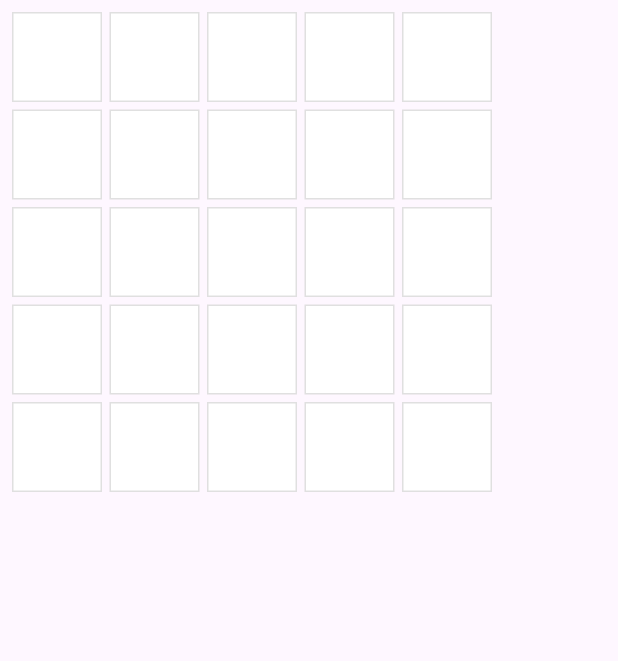
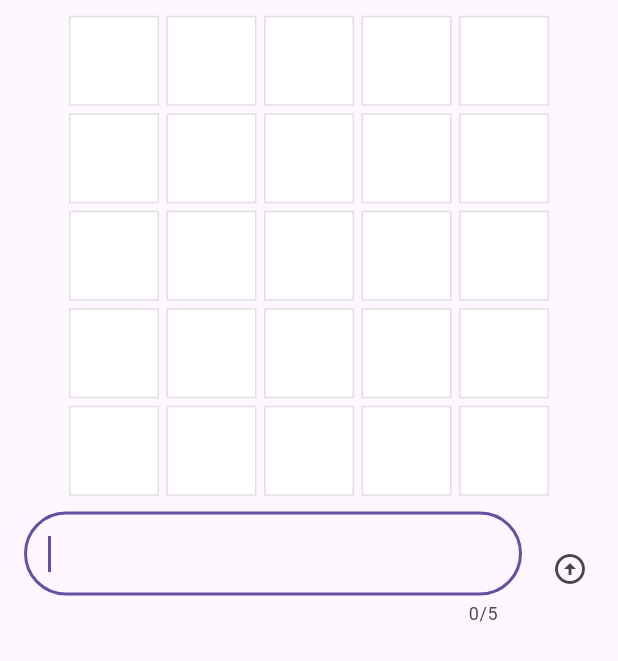
Before and after one commit to gabrielslsz/Birdle, a Flutter app: the screen it shows after launch, on a phone screen of 412 x 824 dp. Shown: the top 661 px of the screen. Run offline on Flutter 3.47's test engine with Material 3 defaults, Android fonts, the phone set to English and light mode, and no system bars.

Commit message:
Implementação dos botões

```diff
--- a/lib/main.dart
+++ b/lib/main.dart
@@ -3,6 +3,60 @@ import 'game.dart';
 
 void main() {
   runApp(const MainApp());
+}
+
+class GuessInput extends StatelessWidget {
+  GuessInput({super.key, required this.onSubmitGuess});
+
+  final void Function(String) onSubmitGuess;
+
+  final TextEditingController _textEditingController = TextEditingController();
+
+  final FocusNode _focusNode = FocusNode();
+
+  void _onSubmit() {
+    final guess = _textEditingController.text.trim();
+
+    if (guess.isEmpty) {
+      return;
+    }
+
+    onSubmitGuess(guess);
+    _textEditingController.clear();
+    _focusNode.requestFocus();
+  }
+
+  @override
+  Widget build(BuildContext context) {
+    return Row(
+      children: [
+        Expanded(
+          child: Padding(
+            padding: const EdgeInsets.all(8.0),
+            child: TextField(
+              maxLength: 5,
+              focusNode: _focusNode,
+              autofocus: true,
+              decoration: const InputDecoration(
+                border: OutlineInputBorder(
+                  borderRadius: BorderRadius.all(Radius.circular(35)),
+                ),
+              ),
+              controller: _textEditingController,
+              onSubmitted: (value) {
+                _onSubmit();
+              },
+            ),
+          ),
+        ),
+        IconButton(
+          padding: EdgeInsets.zero,
+          icon: const Icon(Icons.arrow_circle_up),
+          onPressed: _onSubmit,
+        ),
+      ],
+    );
+  }
 }
 
 class Tile extends StatelessWidget {
@@ -13,12 +67,13 @@ class Tile extends StatelessWidget {
 
   @override
   Widget build(BuildContext context) {
-    return Container(
+    return AnimatedContainer(
+      duration: Duration(milliseconds: 500),
+      curve: Curves.bounceIn, // NEW
+      height: 60,
       width: 60,
-      height: 60,
       decoration: BoxDecoration(
         border: Border.all(color: Colors.grey.shade300),
-
         color: switch (hitType) {
           HitType.hit => Colors.green,
           HitType.partial => Colors.yellow,
@@ -26,28 +81,64 @@ class Tile extends StatelessWidget {
           _ => Colors.white,
         },
       ),
+      child: Center(
+        child: Text(
+          letter.toUpperCase(),
+          style: Theme.of(context).textTheme.titleLarge,
+        ),
+      ),
     );
   }
 }
 
-class GamePage extends StatelessWidget {
-  GamePage({super.key});
+class GamePage extends StatefulWidget {
+  const GamePage({super.key});
+
+  @override
+  State<GamePage> createState() => _GamePageState();
+}
+
+class _GamePageState extends State<GamePage> {
   final Game _game = Game();
+
+  void _submitGuess(String guess) {
+    final normalizedGuess = guess.trim().toLowerCase();
+
+    if (!_game.isLegalGuess(normalizedGuess)) {
+      ScaffoldMessenger.of(context).showSnackBar(
+        const SnackBar(
+          content: Text('Palavra inválida. Tente outra de 5 letras.'),
+        ),
+      );
+      return;
+    }
+
+    setState(() {
+      _game.guess(normalizedGuess);
+    });
+  }
 
   @override
   Widget build(BuildContext context) {
     return Padding(
       padding: const EdgeInsets.all(8.0),
       child: Column(
-        spacing: 5.0,
         children: [
           for (var guess in _game.guesses)
             Row(
-              spacing: 5.0,
+              mainAxisAlignment: MainAxisAlignment.center,
               children: [
-                for (var letter in guess) Tile(letter.char, letter.type),
+                for (var letter in guess)
+                  Padding(
+                    padding: const EdgeInsets.symmetric(
+                      horizontal: 2.5,
+                      vertical: 2.5,
+                    ),
+                    child: Tile(letter.char, letter.type),
+                  ),
               ],
             ),
+          GuessInput(onSubmitGuess: _submitGuess),
         ],
       ),
     );
```
Also changed, not shown: lib/game.dart (+2 -13 lines).
